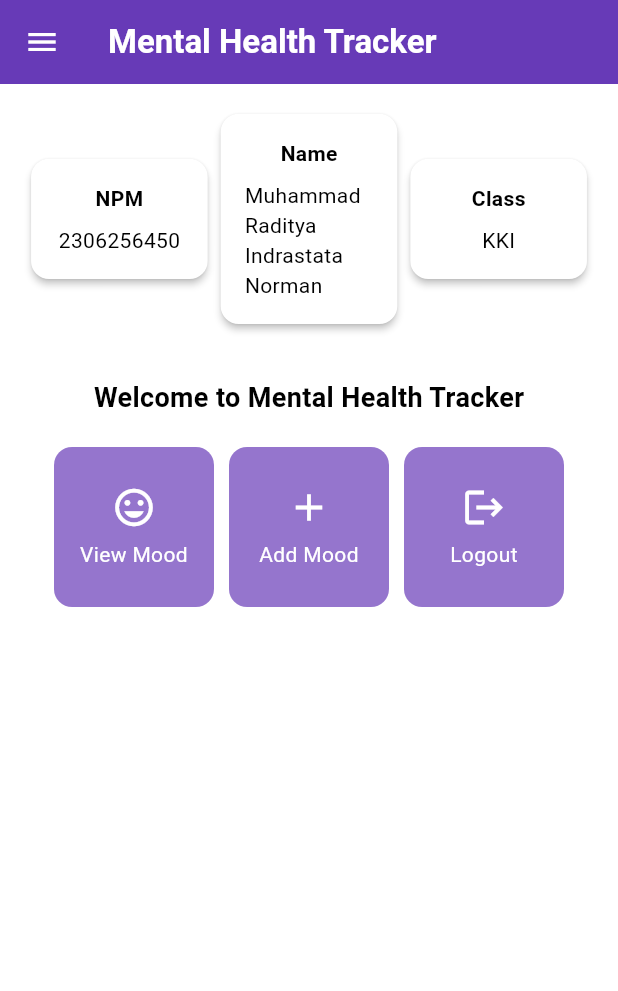
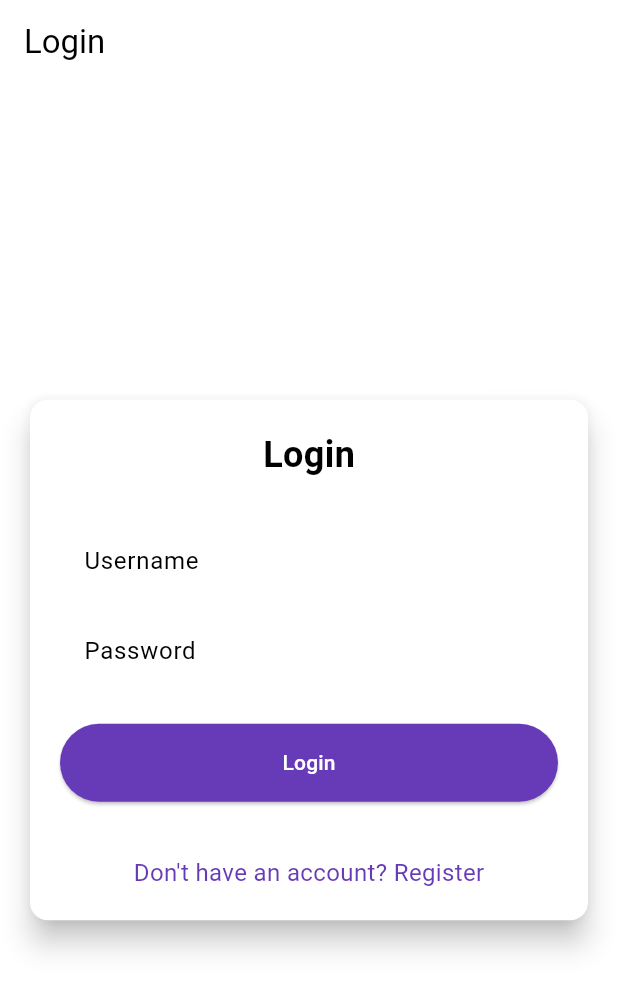
Before and after one commit to aditonorman/mental-health-tracker-mobile, a Flutter app: the screen it shows after launch, on a phone screen of 412 x 824 dp. Shown: the top 991 px of the screen. Run offline on Flutter 3.47's test engine with Material 3 defaults, Android fonts, the phone set to English and light mode, and no system bars; missing offline and left inert: pbp_django_auth.

Commit message:
tutorial 8

```diff
--- a/lib/main.dart
+++ b/lib/main.dart
@@ -1,5 +1,11 @@
 import 'package:flutter/material.dart';
 import 'package:mental_health_tracker/screens/menu.dart';
+import 'package:pbp_django_auth/pbp_django_auth.dart';
+import 'package:provider/provider.dart';
+import 'package:mental_health_tracker/screens/login.dart';
+
+
+
 
 void main() {
   runApp(const MyApp());
@@ -8,19 +14,23 @@ void main() {
 class MyApp extends StatelessWidget {
   const MyApp({super.key});
 
-  // This widget is the root of your application.
   @override
   Widget build(BuildContext context) {
-    return MaterialApp(
-      title: 'Flutter Demo',
-      theme: ThemeData(
-
-        colorScheme: ColorScheme.fromSwatch(
-       primarySwatch: Colors.deepPurple,
- ).copyWith(secondary: Colors.deepPurple[300]),
-        useMaterial3: true,
+    return Provider(
+      create: (_) {
+        CookieRequest request = CookieRequest();
+        return request;
+      },
+      child: MaterialApp(
+        title: 'Mental Health Tracker',
+        theme: ThemeData(
+          useMaterial3: true,
+          colorScheme: ColorScheme.fromSwatch(
+            primarySwatch: Colors.deepPurple,
+          ).copyWith(secondary: Colors.deepPurple[400]),
+        ),
+        home: LoginPage(),
       ),
-      home: MyHomePage(),
     );
   }
 }
--- /dev/null
+++ b/lib/screens/login.dart
@@ -0,0 +1,182 @@
+import 'package:mental_health_tracker/screens/menu.dart';
+import 'package:flutter/material.dart';
+import 'package:pbp_django_auth/pbp_django_auth.dart';
+import 'package:provider/provider.dart';
+import 'package:mental_health_tracker/screens/register.dart';
+// TODO: Import RegisterPage later
+
+void main() {
+  runApp(const LoginApp());
+}
+
+class LoginApp extends StatelessWidget {
+  const LoginApp({super.key});
+
+  @override
+  Widget build(BuildContext context) {
+    return MaterialApp(
+      title: 'Login',
+      theme: ThemeData(
+        useMaterial3: true,
+        colorScheme: ColorScheme.fromSwatch(
+          primarySwatch: Colors.deepPurple,
+        ).copyWith(secondary: Colors.deepPurple[400]),
+      ),
+      home: const LoginPage(),
+    );
+  }
+}
+
+class LoginPage extends StatefulWidget {
+  const LoginPage({super.key});
+
+  @override
+  State<LoginPage> createState() => _LoginPageState();
+}
+
+class _LoginPageState extends State<LoginPage> {
+  final TextEditingController _usernameController = TextEditingController();
+  final TextEditingController _passwordController = TextEditingController();
+
+  @override
+  Widget build(BuildContext context) {
+    final request = context.watch<CookieRequest>();
+
+    return Scaffold(
+      appBar: AppBar(
+        title: const Text('Login'),
+      ),
+      body: Center(
+        child: SingleChildScrollView(
+          padding: const EdgeInsets.all(16.0),
+          child: Card(
+            elevation: 8,
+            shape: RoundedRectangleBorder(
+              borderRadius: BorderRadius.circular(12.0),
+            ),
+            child: Padding(
+              padding: const EdgeInsets.all(20.0),
+              child: Column(
+                mainAxisSize: MainAxisSize.min,
+                children: [
+                  const Text(
+                    'Login',
+                    style: TextStyle(
+                      fontSize: 24.0,
+                      fontWeight: FontWeight.bold,
+                    ),
+                  ),
+                  const SizedBox(height: 30.0),
+                  TextField(
+                    controller: _usernameController,
+                    decoration: const InputDecoration(
+                      labelText: 'Username',
+                      hintText: 'Enter your username',
+                      border: OutlineInputBorder(
+                        borderRadius: BorderRadius.all(Radius.circular(12.0)),
+                      ),
+                      contentPadding:
+                          EdgeInsets.symmetric(horizontal: 12.0, vertical: 8.0),
+                    ),
+                  ),
+                  const SizedBox(height: 12.0),
+                  TextField(
+                    controller: _passwordController,
+                    decoration: const InputDecoration(
+                      labelText: 'Password',
+                      hintText: 'Enter your password',
+                      border: OutlineInputBorder(
+                        borderRadius: BorderRadius.all(Radius.circular(12.0)),
+                      ),
+                      contentPadding:
+                          EdgeInsets.symmetric(horizontal: 12.0, vertical: 8.0),
+                    ),
+                    obscureText: true,
+                  ),
+                  const SizedBox(height: 24.0),
+                  ElevatedButton(
+                    onPressed: () async {
+                      String username = _usernameController.text;
+                      String password = _passwordController.text;
+
+		  // Check credentials
+		  // TODO: Change the URL and don't forget to add a trailing slash (/) at the end of the URL!
+		  // To connect the Android emulator to Django on localhost,
+		  // use the URL http://10.0.2.2/
+                      final response = await request
+                          .login("http://127.0.0.1:8000/auth/login/", {
+                        'username': username,
+                        'password': password,
+                      });
+
+                      if (request.loggedIn) {
+                        String message = response['message'];
+                        String uname = response['username'];
+                        if (context.mounted) {
+                          Navigator.pushReplacement(
+                            context,
+                            MaterialPageRoute(
+                                builder: (context) => MyHomePage()),
+                          );
+                          ScaffoldMessenger.of(context)
+                            ..hideCurrentSnackBar()
+                            ..showSnackBar(
+                              SnackBar(
+                                  content:
+                                      Text("$message Welcome, $uname.")),
+                            );
+                        }
+                      } else {
+                        if (context.mounted) {
+                          showDialog(
+                            context: context,
+                            builder: (context) => AlertDialog(
+                              title: const Text('Login Failed'),
+                              content: Text(response['message']),
+                              actions: [
+                                TextButton(
+                                  child: const Text('OK'),
+                                  onPressed: () {
+                                    Navigator.pop(context);
+                                  },
+                                ),
+                              ],
+                            ),
+                          );
+                        }
+                      }
+                    },
+                    style: ElevatedButton.styleFrom(
+                      foregroundColor: Colors.white,
+                      minimumSize: Size(double.infinity, 50),
+                      backgroundColor: Theme.of(context).colorScheme.primary,
+                      padding: const EdgeInsets.symmetric(vertical: 16.0),
+                    ),
+                    child: const Text('Login'),
+                  ),
+                  const SizedBox(height: 36.0),
+                  GestureDetector(
+                    onTap: () {
+                      Navigator.push(
+                        context,
+                        MaterialPageRoute(
+                            builder: (context) => const RegisterPage()),
+                      );
+                    },
+                    child: Text(
+                      'Don\'t have an account? Register',
+                      style: TextStyle(
+                        color: Theme.of(context).colorScheme.primary,
+                        fontSize: 16.0,
+                      ),
+                    ),
+                  ),
+                ],
+              ),
+            ),
+          ),
+        ),
+      ),
+    );
+  }
+}
--- a/pubspec.yaml
+++ b/pubspec.yaml
@@ -35,6 +35,9 @@ dependencies:
   # The following adds the Cupertino Icons font to your application.
   # Use with the CupertinoIcons class for iOS style icons.
   cupertino_icons: ^1.0.8
+  provider: ^6.1.2
+  pbp_django_auth: ^0.4.0
+  http: ^1.2.2
 
 dev_dependencies:
   flutter_test:
```
Also changed, not shown: lib/models/mood_entry.dart (added, +65 -0 lines), lib/screens/list_moodentry.dart (added, +96 -0 lines), lib/screens/moodentry_form.dart (+40 -32 lines), lib/screens/register.dart (added, +166 -0 lines), lib/widget/left_drawer.dart (+13 -0 lines), lib/widget/mood_card.dart (+35 -11 lines), pubspec.lock, 2 other files.
